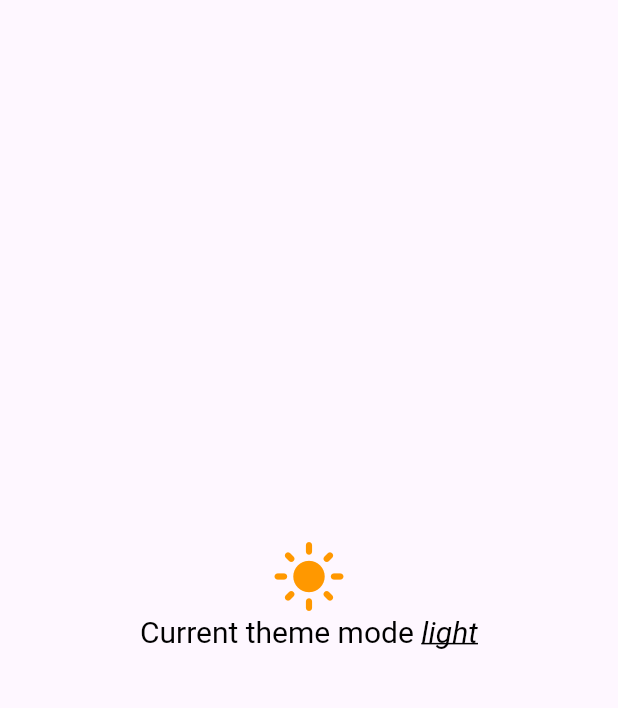
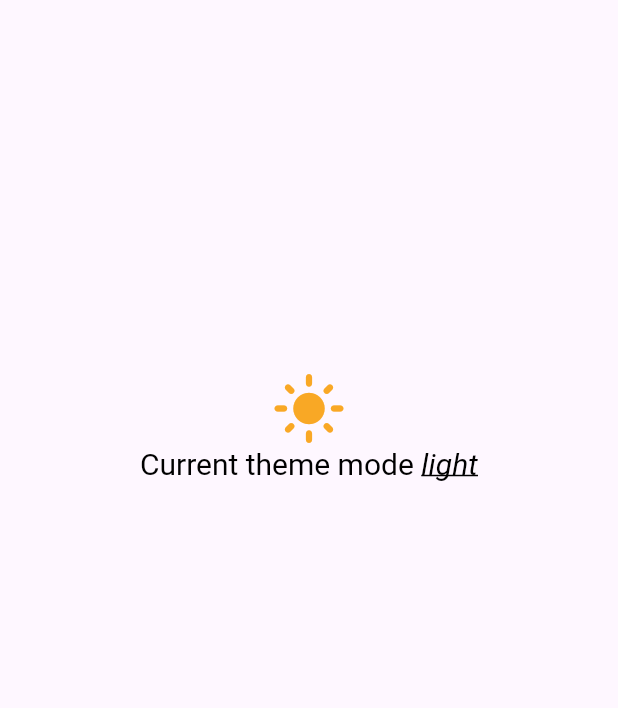
Before and after one commit to GitGud31/flutter_theme_riverpod_hive, a Flutter app: the screen it shows after launch, on a phone screen of 412 x 824 dp, the part 66-774 px from its top. Run offline on Flutter 3.47's test engine with Material 3 defaults, Android fonts, the phone set to English and light mode, and no system bars; our stand-ins replace flutter_riverpod, hive_flutter, logger; accounts and stored records are empty.

Commit message:
Refactor to AsyncNotifier

```diff
--- a/lib/app.dart
+++ b/lib/app.dart
@@ -1,3 +1,4 @@
+import 'package:dummy_app/consts.dart';
 import 'package:dummy_app/controllers/theme_controller.dart';
 import 'package:flutter/material.dart';
 import 'package:flutter_riverpod/flutter_riverpod.dart';
@@ -9,11 +10,18 @@ class App extends ConsumerWidget {
 
   @override
   Widget build(BuildContext context, WidgetRef ref) {
-    final mode = ref.watch(themeController).theme;
-
-    return MaterialApp(
-      theme: (mode == 'dark') ? ThemeData.dark() : ThemeData.light(),
-      home: const HomeScreen(),
-    );
+    return ref.watch(themeController).when(
+        loading: () => const Center(child: CircularProgressIndicator()),
+        error: (e, st) => Container(
+              alignment: Alignment.center,
+              padding: const EdgeInsets.all(16),
+              child: Text("$e"),
+            ),
+        data: (theme) {
+          return MaterialApp(
+            theme: (theme == lightMode) ? ThemeData.light() : ThemeData.dark(),
+            home: const HomeScreen(),
+          );
+        });
   }
 }
--- /dev/null
+++ b/lib/consts.dart
@@ -0,0 +1,9 @@
+import 'package:flutter/material.dart';
+
+const String themeBoxKey = 'theme';
+const String lightMode = 'light';
+const String darkMode = 'dark';
+
+const Color white = Colors.white;
+const Color black = Colors.black;
+final Color yellow = Colors.yellow.shade800;
--- a/lib/home_screen.dart
+++ b/lib/home_screen.dart
@@ -1,3 +1,6 @@
+import 'package:dummy_app/consts.dart';
+import 'package:dummy_app/widgets/themed_icon.dart';
+import 'package:dummy_app/widgets/themed_text.dart';
 import 'package:flutter/material.dart';
 import 'package:flutter_riverpod/flutter_riverpod.dart';
 
@@ -6,64 +9,38 @@ import 'controllers/theme_controller.dart';
 class HomeScreen extends ConsumerWidget {
   const HomeScreen({Key? key}) : super(key: key);
 
-  TextStyle _getTextStyle(String mode) {
-    final textColor = (mode == 'dark') ? Colors.white : Colors.black;
-
-    return TextStyle(fontSize: 20, color: textColor);
-  }
-
   @override
   Widget build(BuildContext context, WidgetRef ref) {
-    final themeNotifier = ref.read(themeController.notifier);
-    final mode = ref.watch(themeController).theme;
-
     return Scaffold(
-      appBar: AppBar(
-        title: const Text('Riverpod - Hive'),
-        actions: [
+        appBar: AppBar(title: const Text('Riverpod - Hive'), actions: [
           Switch(
-            value: mode == 'dark',
-            onChanged: (value) => themeNotifier.toggle(value),
+            activeColor: Theme.of(context).primaryColorLight,
+            value:
+                (ref.watch(themeController.notifier).currentMode == darkMode),
+            onChanged: (value) =>
+                ref.read(themeController.notifier).toggle(value),
           ),
-        ],
-      ),
-      body: Center(
-        child: Column(
-          mainAxisAlignment: MainAxisAlignment.center,
-          crossAxisAlignment: CrossAxisAlignment.center,
-          children: [
-            const ThemedIcon(),
-            RichText(
-              text: TextSpan(
-                text: 'Current theme mode ',
-                style: _getTextStyle(mode),
-                children: <TextSpan>[
-                  TextSpan(
-                    text: mode,
-                    style: _getTextStyle(mode).copyWith(
-                        decoration: TextDecoration.underline,
-                        fontStyle: FontStyle.italic),
+        ]),
+        body: ref.watch(themeController).when(
+              loading: () => const Center(child: CircularProgressIndicator()),
+              error: (e, st) => Container(
+                alignment: Alignment.center,
+                padding: const EdgeInsets.all(16),
+                child: Text("$e"),
+              ),
+              data: (mode) {
+                return Center(
+                  child: Column(
+                    mainAxisAlignment: MainAxisAlignment.start,
+                    crossAxisAlignment: CrossAxisAlignment.center,
+                    children: [
+                      SizedBox(height: MediaQuery.sizeOf(context).height / 3.5),
+                      ThemedIcon(mode: mode),
+                      ThemedText(mode: mode),
+                    ],
                   ),
-                ],
-              ),
-            ),
-          ],
-        ),
-      ),
-    );
+                );
+              },
+            ));
   }
 }
-
-class ThemedIcon extends ConsumerWidget {
-  const ThemedIcon({Key? key}) : super(key: key);
-
-  @override
-  Widget build(BuildContext context, WidgetRef ref) {
-    final mode = ref.watch(themeController).theme;
-
-    final iconColor = (mode == 'dark') ? Colors.grey : Colors.orange;
-    final iconData = (mode == 'dark') ? Icons.dark_mode : Icons.light_mode;
-
-    return Icon(iconData, color: iconColor, size: 50);
-  }
-}
--- /dev/null
+++ b/lib/widgets/themed_icon.dart
@@ -0,0 +1,17 @@
+import 'package:dummy_app/consts.dart';
+import 'package:flutter/material.dart';
+import 'package:flutter_riverpod/flutter_riverpod.dart';
+
+class ThemedIcon extends ConsumerWidget {
+  const ThemedIcon({Key? key, required this.mode}) : super(key: key);
+
+  final String mode;
+
+  @override
+  Widget build(BuildContext context, WidgetRef ref) {
+    final iconColor = (mode == darkMode) ? white : yellow;
+    final iconData = (mode == darkMode) ? Icons.dark_mode : Icons.light_mode;
+
+    return Icon(iconData, color: iconColor, size: 50);
+  }
+}
--- /dev/null
+++ b/lib/widgets/themed_text.dart
@@ -0,0 +1,33 @@
+import 'package:dummy_app/consts.dart';
+import 'package:flutter/material.dart';
+import 'package:flutter_riverpod/flutter_riverpod.dart';
+
+class ThemedText extends ConsumerWidget {
+  const ThemedText({super.key, required this.mode});
+
+  final String mode;
+
+  TextStyle _getTextStyle(String mode) {
+    final textColor = (mode == darkMode) ? white : black;
+
+    return TextStyle(fontSize: 20, color: textColor);
+  }
+
+  @override
+  Widget build(BuildContext context, WidgetRef ref) {
+    return RichText(
+      text: TextSpan(
+        text: 'Current theme mode ',
+        style: _getTextStyle(mode),
+        children: <TextSpan>[
+          TextSpan(
+            text: mode,
+            style: _getTextStyle(mode).copyWith(
+                decoration: TextDecoration.underline,
+                fontStyle: FontStyle.italic),
+          ),
+        ],
+      ),
+    );
+  }
+}
```
Also changed, not shown: lib/controllers/theme_controller.dart (+18 -15 lines), lib/main.dart (+11 -10 lines), lib/services/database_service.dart (+8 -7 lines), 1 other file.
